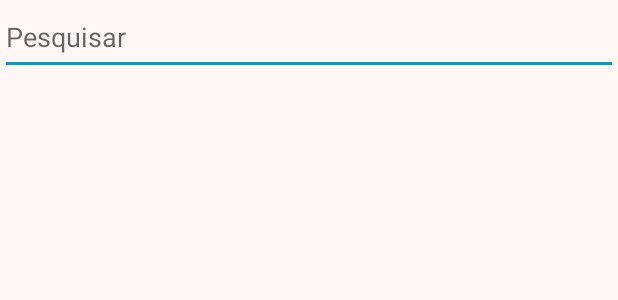
After one commit to TW314/tw314Mobile, an Android app: the layout activity_faq.xml on its own in the app's theme, with its tools: preview values and no code run, on a phone screen of 412 x 824 dp. The commit adds this screen. Shown: the top 300 px of the screen. Run offline under Robolectric (Android 15) with nearby library versions, the phone set to English and light mode, and no system bars.

Commit message:
DOING: Tela de FAQ

```diff
--- /dev/null
+++ b/app/src/main/res/layout/activity_faq.xml
@@ -0,0 +1,15 @@
+<?xml version="1.0" encoding="utf-8"?>
+<LinearLayout xmlns:android="http://schemas.android.com/apk/res/android"
+    android:orientation="vertical" android:layout_width="match_parent"
+    android:layout_height="match_parent"
+    android:weightSum="1">
+
+    <EditText
+        android:layout_width="match_parent"
+        android:layout_height="50dp"
+        android:hint="@string/edt_search"
+        android:id="@+id/edtSearch" />
+
+
+
+</LinearLayout>
--- a/app/src/main/res/values/strings.xml
+++ b/app/src/main/res/values/strings.xml
@@ -13,6 +13,9 @@
     <string name="txt_contact">Contato: contato@tw314.com</string>
     <string name="txt_website">Site: tw314.pythonanywhere.com</string>
 
+    <!-- Strings da activity FAQ -->
+    <string name="edt_search">Pesquisar</string>
+
     <!-- Example Strings da tela principal
          Retire/coloque o fecho do comentario dessa linha para desativar os exemplos -->
     <string name="txt_ticket">Sua senha é: TW314</string>
```
